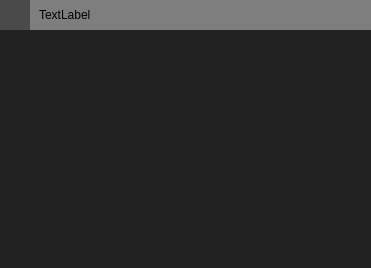
Before: the Qt Designer form src/widgets/accordianbladewidget.ui in jahshaka/Studio, drawn with Qt 5.
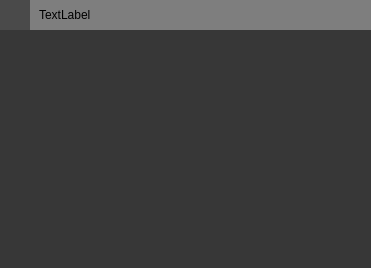
After: the same form once the commit is applied. Icons and pictures are not drawn.

Patch:
```diff
--- a/src/widgets/accordianbladewidget.ui
+++ b/src/widgets/accordianbladewidget.ui
@@ -143,7 +143,7 @@
       </size>
      </property>
      <property name="styleSheet">
-      <string notr="true">background-color: rgb(34, 34, 34);</string>
+      <string notr="true">background-color: rgb(55, 55, 55);</string>
      </property>
     </widget>
    </item>
```
